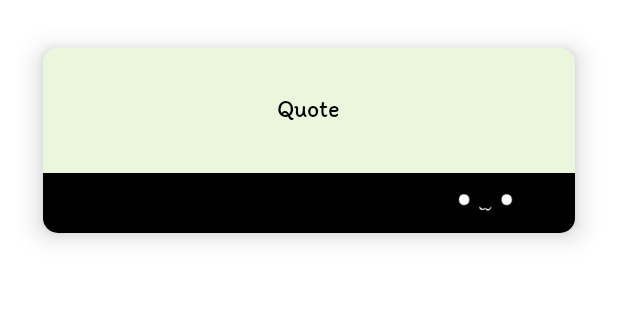
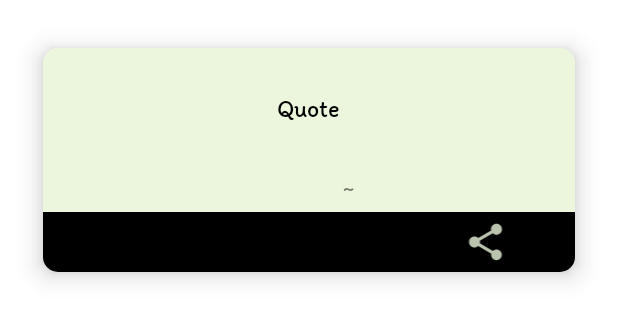
Before and after one commit to PrajwalG7/Anime, an Android app: the layout anime_quotes_card.xml on its own in the app's theme, with its tools: preview values and no code run, on a phone screen of 412 x 824 dp. Shown: the top 320 px of the screen. Run offline under Robolectric (Android 15) with nearby library versions, the phone set to English and light mode, and no system bars.

Commit message:
textview anime character

```diff
--- a/app/src/main/res/layout/anime_quotes_card.xml
+++ b/app/src/main/res/layout/anime_quotes_card.xml
@@ -30,6 +30,17 @@
             android:textColor="@color/black"
             android:textSize="16sp" />
 
+
+
+        <TextView
+            android:id="@+id/anime_character"
+            android:layout_width="wrap_content"
+            android:layout_height="wrap_content"
+            android:fontFamily="@font/itim"
+            android:layout_marginStart="200dp"
+            android:layout_marginBottom="5dp"
+            android:text="~ "/>
+
         <LinearLayout
             android:layout_width="match_parent"
             android:layout_height="wrap_content"
@@ -39,7 +50,8 @@
             <ImageView
                 android:layout_width="50dp"
                 android:layout_height="40dp"
-                android:src="@drawable/ic_anime_logo"
+                android:padding="5dp"
+                android:src="@drawable/ic_action_share"
                 android:layout_marginStart="270dp"/>
         </LinearLayout>
 
```
